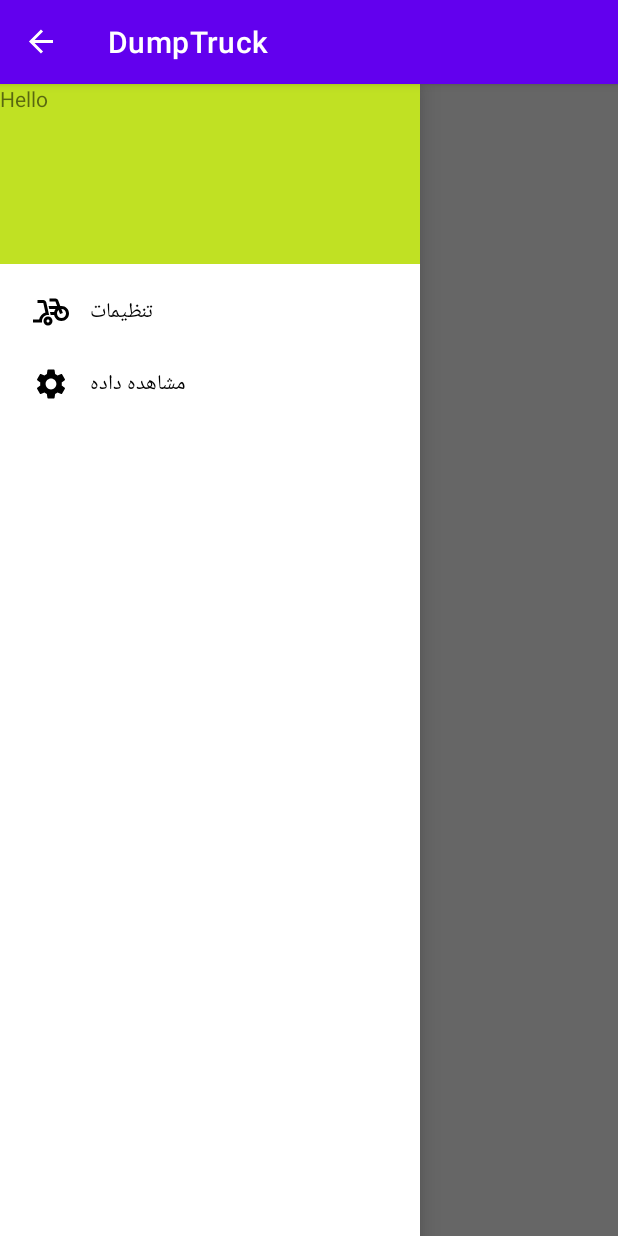
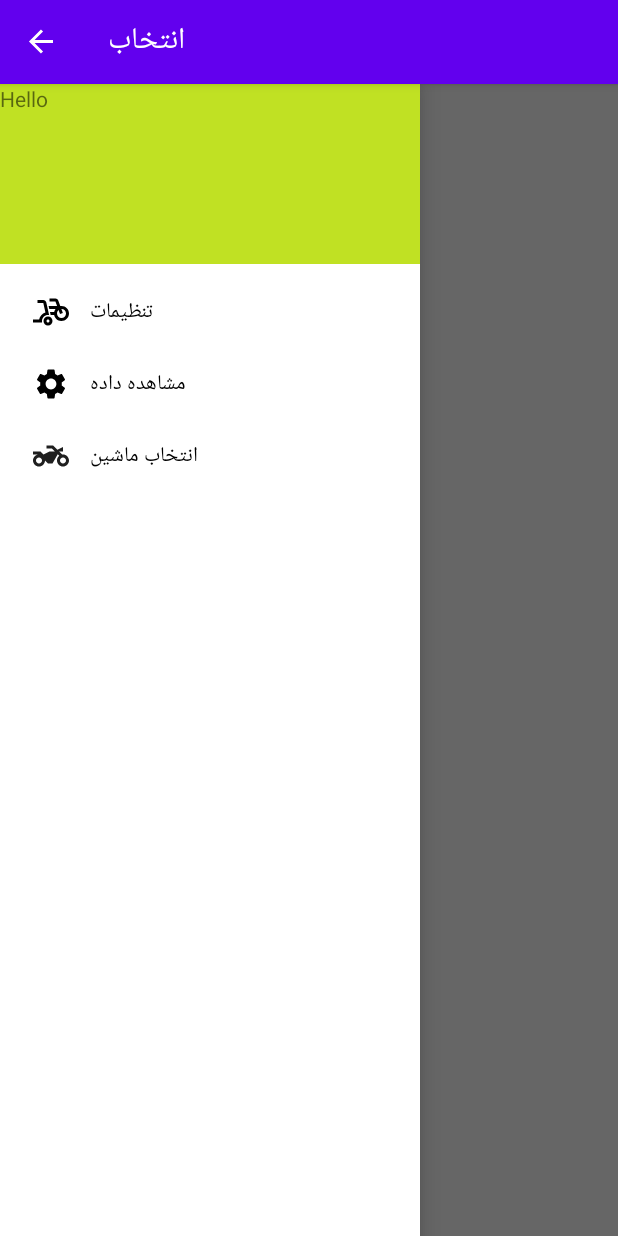
Before and after one commit to zeroHone/DumpTruck, an Android app: the fragment MonitorFragment placed in its activity, with the side drawer open, on a phone screen of 412 x 824 dp. Run offline under Robolectric (Android 15) with nearby library versions, the phone set to English and light mode, and no system bars; libraries missing offline, so code that uses them is left out: com.ekndev.gaugelibrary.

```diff
--- a/app/build.gradle
+++ b/app/build.gradle
@@ -58,4 +58,6 @@ dependencies {
 
     // Saved state module for ViewModel
     implementation("androidx.lifecycle:lifecycle-viewmodel-savedstate:$lifecycle_version")
+    implementation("androidx.cardview:cardview:1.0.0")
+
 }
--- /dev/null
+++ b/app/src/main/java/data/CarUnit.kt
@@ -0,0 +1,3 @@
+package data
+
+data class CarUnit()
--- a/app/src/main/java/fragments/CarSelectFragment.kt
+++ b/app/src/main/java/fragments/CarSelectFragment.kt
@@ -21,4 +21,7 @@ class CarSelectFragment : Fragment() {
     }
 
 
+
+
+
 }
--- a/app/src/main/java/fragments/MonitorFragment.kt
+++ b/app/src/main/java/fragments/MonitorFragment.kt
@@ -15,12 +15,21 @@ import androidx.recyclerview.widget.RecyclerView
 import com.example.dumptruck.R
 import data.DataBase
 import data.ModelViewContent
+import java.lang.Exception
 
 
 class MonitorFragment : Fragment() {
 
     lateinit var monitor : ModelViewContent
+    override fun onCreate(savedInstanceState: Bundle?) {
+        super.onCreate(savedInstanceState)
 
+        try {
+            activity?.title="انتخاب"
+        }catch (ex : Exception){
+
+        }
+    }
 
     override fun onCreateView(
         inflater: LayoutInflater, container: ViewGroup?,
@@ -32,6 +41,8 @@ class MonitorFragment : Fragment() {
 
     override fun onViewCreated(view: View, savedInstanceState: Bundle?) {
         super.onViewCreated(view, savedInstanceState)
+
+
         monitor = ViewModelProvider(this).get(ModelViewContent::class.java)
         val layoumanager = LinearLayoutManager(activity)
         monitor.runCommand = true
@@ -52,4 +63,7 @@ class MonitorFragment : Fragment() {
         super.onDestroyView()
         monitor.runCommand = false
     }
+
+
+
 }
--- /dev/null
+++ b/app/src/main/res/drawable/ic_two_wheeler_24.xml
@@ -0,0 +1,5 @@
+<vector android:alpha="0.88" android:height="24dp"
+    android:tint="?attr/colorControlNormal" android:viewportHeight="24"
+    android:viewportWidth="24" android:width="24dp" xmlns:android="http://schemas.android.com/apk/res/android">
+    <path android:fillColor="@android:color/white" android:pathData="M20,11c-0.18,0 -0.36,0.03 -0.53,0.05L17.41,9H20V6l-3.72,1.86L13.41,5H9v2h3.59l2,2H11l-4,2L5,9H0v2h4c-2.21,0 -4,1.79 -4,4c0,2.21 1.79,4 4,4c2.21,0 4,-1.79 4,-4l2,2h3l3.49,-6.1l1.01,1.01C16.59,12.64 16,13.75 16,15c0,2.21 1.79,4 4,4c2.21,0 4,-1.79 4,-4C24,12.79 22.21,11 20,11zM4,17c-1.1,0 -2,-0.9 -2,-2c0,-1.1 0.9,-2 2,-2c1.1,0 2,0.9 2,2C6,16.1 5.1,17 4,17zM20,17c-1.1,0 -2,-0.9 -2,-2c0,-1.1 0.9,-2 2,-2s2,0.9 2,2C22,16.1 21.1,17 20,17z"/>
+</vector>
--- a/app/src/main/res/menu/nav_menu.xml
+++ b/app/src/main/res/menu/nav_menu.xml
@@ -12,6 +12,11 @@
         android:id="@+id/menuItemLiveData"
         android:icon="@drawable/ic_settings_24"
         />
+    <item
+        android:title="انتخاب ماشین"
+        android:id="@+id/menuItemSelection"
+        android:icon="@drawable/ic_two_wheeler_24"
+        />
 
 
 </menu>
```
Also changed, not shown: app/src/main/java/com/example/dumptruck/MainActivity.kt (+13 -4 lines), app/src/main/java/data/ViewModelCar.kt (added, +41 -0 lines), app/src/main/res/layout/item_view_dumptruck.xml (+24 -2 lines).
